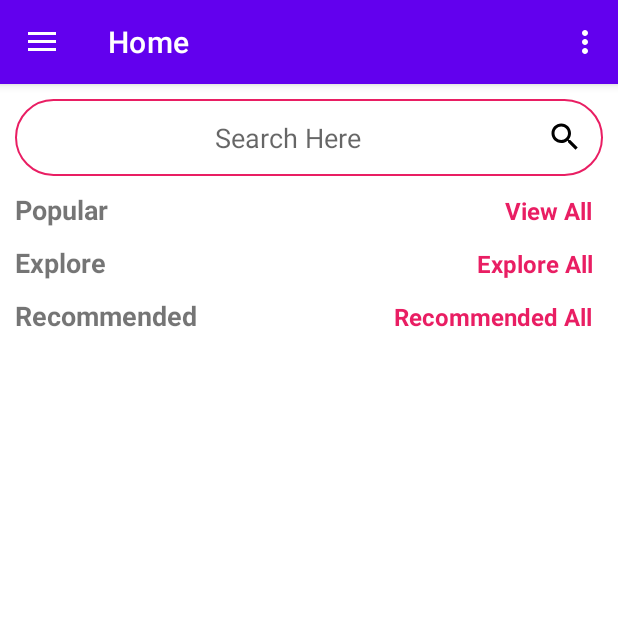
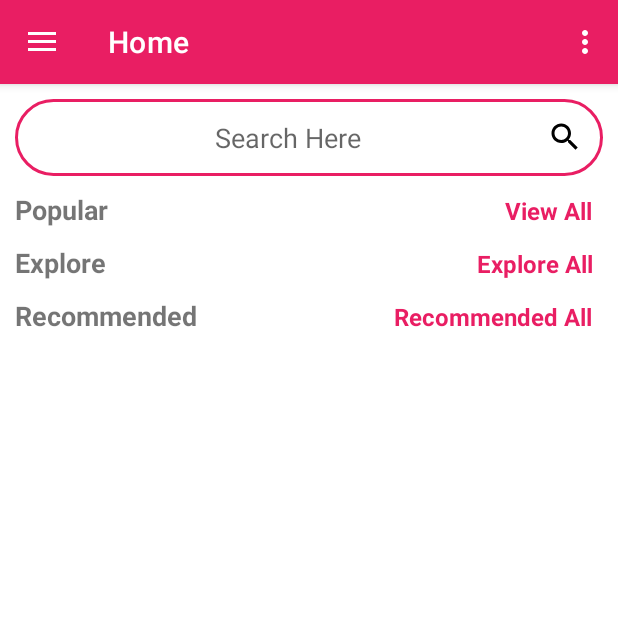
Before and after one commit to SajibMamun/Grocery-Plus, an Android app: the screen it shows after launch once a user with an empty profile is signed in (MainActivity), on a phone screen of 412 x 824 dp, the top half of it. Run offline under Robolectric (Android 15) with nearby library versions, the phone set to English and light mode, and no system bars; our stand-ins replace Firebase (no records; nobody signed in at launch, a user with empty details on screens opened directly), navigation-ui; libraries missing offline, so code that uses them is left out: com.denzcoskun.imageslider; 9 statements that could not run were skipped.

Commit message:
Primary color and new product logo changed

```diff
--- /dev/null
+++ b/app/src/main/res/drawable/newproduct.xml
@@ -0,0 +1,5 @@
+<vector android:height="24dp" android:tint="#000000"
+    android:viewportHeight="24" android:viewportWidth="24"
+    android:width="24dp" xmlns:android="http://schemas.android.com/apk/res/android">
+    <path android:fillColor="@android:color/white" android:pathData="M18,4l-4,4h3v7c0,1.1 -0.9,2 -2,2s-2,-0.9 -2,-2V8c0,-2.21 -1.79,-4 -4,-4S5,5.79 5,8v7H2l4,4 4,-4H7V8c0,-1.1 0.9,-2 2,-2s2,0.9 2,2v7c0,2.21 1.79,4 4,4s4,-1.79 4,-4V8h3l-4,-4z"/>
+</vector>
--- a/app/src/main/res/drawable/searchbg.xml
+++ b/app/src/main/res/drawable/searchbg.xml
@@ -2,7 +2,7 @@
 <shape xmlns:android="http://schemas.android.com/apk/res/android"
     android:shape="rectangle">
     <stroke
-        android:width="1dp"
+        android:width="2dp"
         android:color="#E91E63"
 
         />
--- a/app/src/main/res/layout/nav_header_main.xml
+++ b/app/src/main/res/layout/nav_header_main.xml
@@ -3,7 +3,7 @@
     xmlns:app="http://schemas.android.com/apk/res-auto"
     android:layout_width="match_parent"
     android:layout_height="250dp"
-    android:background="@drawable/side_nav_bar"
+    android:background="#E91E63"
     android:gravity="bottom"
     android:orientation="vertical"
     android:paddingLeft="@dimen/activity_horizontal_margin"
--- a/app/src/main/res/layout/popularitem_layout.xml
+++ b/app/src/main/res/layout/popularitem_layout.xml
@@ -39,7 +39,7 @@
             android:layout_marginRight="5dp"
             android:maxLines="1"
             android:singleLine="true"
-            android:textSize="17sp" />
+            android:textSize="14sp" />
 
 
         <LinearLayout
--- a/app/src/main/res/menu/activity_main_drawer.xml
+++ b/app/src/main/res/menu/activity_main_drawer.xml
@@ -30,7 +30,7 @@
             android:title="Offers" />
         <item
             android:id="@+id/nav_newproduct"
-            android:icon="@drawable/product"
+            android:icon="@drawable/newproduct"
             android:title="New Product" />
         <item
             android:id="@+id/nav_globalproduct"
--- a/app/src/main/res/values/colors.xml
+++ b/app/src/main/res/values/colors.xml
@@ -1,7 +1,7 @@
 <?xml version="1.0" encoding="utf-8"?>
 <resources>
     <color name="purple_200">#FFBB86FC</color>
-    <color name="purple_500">#FF6200EE</color>
+    <color name="purple_500">#E91E63</color>
     <color name="purple_700">#FF3700B3</color>
     <color name="teal_200">#FF03DAC5</color>
     <color name="teal_700">#FF018786</color>
```
